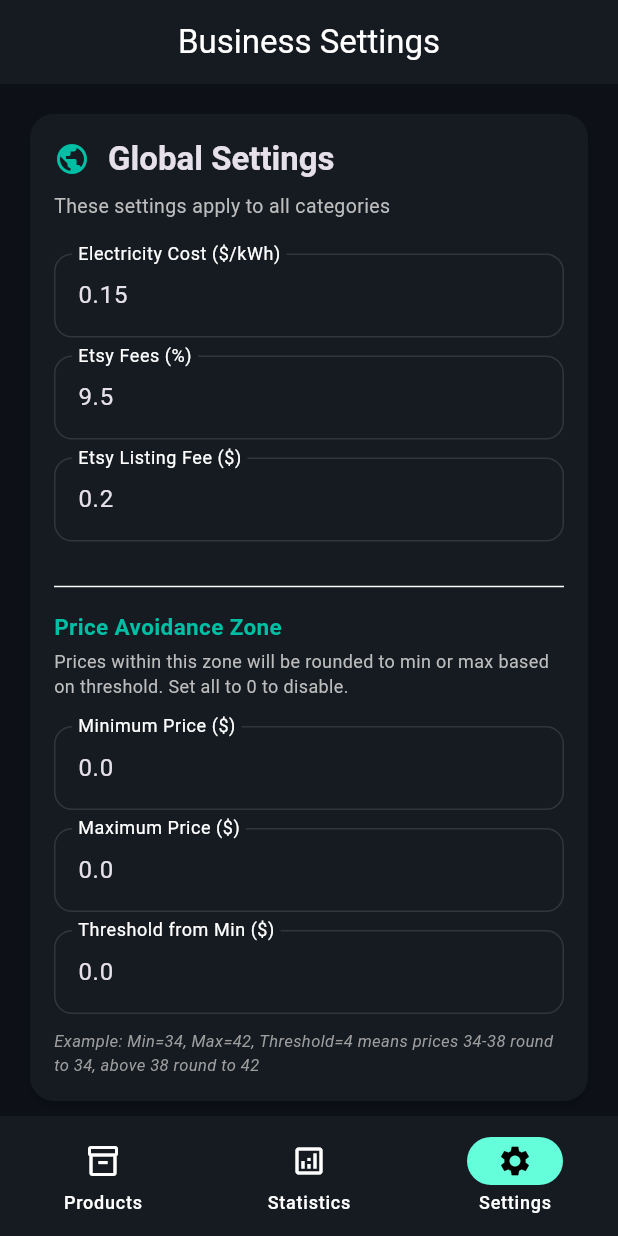
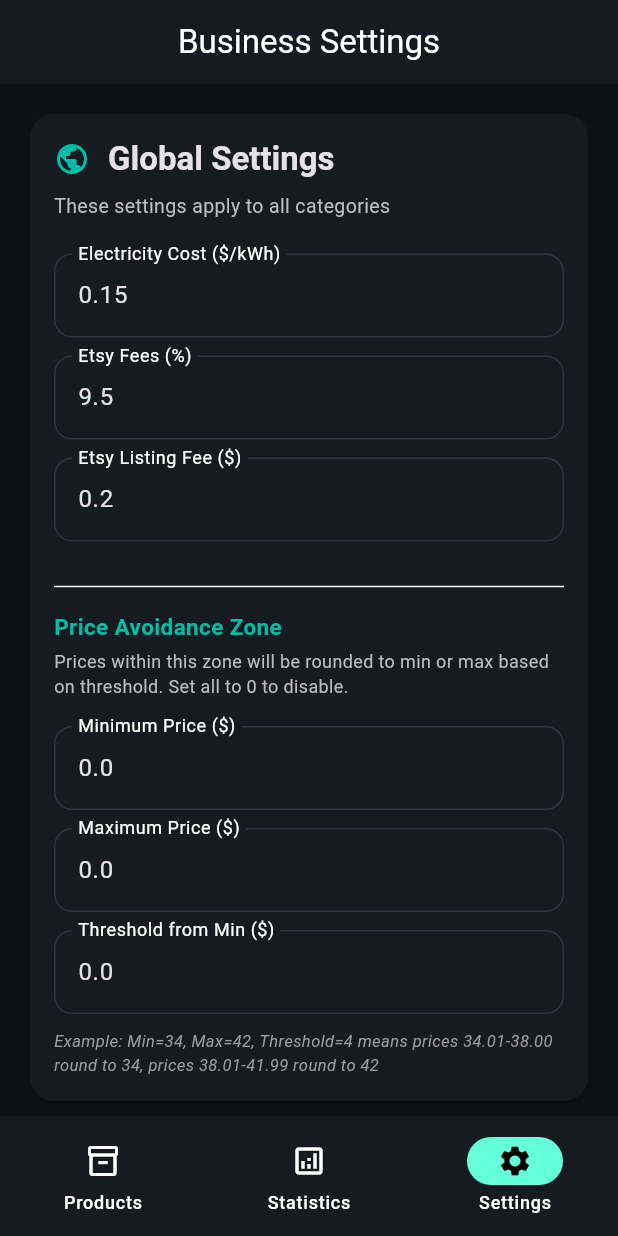
Before and after one commit to TheRealFalseReality/pricetool, a Flutter app: the screen it shows after launch, item 3 of the bottom bar chosen, on a phone screen of 412 x 824 dp. Run offline on Flutter 3.47's test engine with Material 3 defaults, Android fonts, the phone set to English and light mode, and no system bars; our stand-ins replace file_picker, flutter_bloc, hive_flutter; missing offline and left inert: file_saver; accounts and stored records are empty.

Commit message:
Fix threshold validation logic and clarify example in UI
Co-authored-by: TheRealFalseReality <106857076+TheRealFalseReality@users.noreply.github.com>

```diff
--- a/lib/main.dart
+++ b/lib/main.dart
@@ -2442,7 +2442,7 @@ class _SettingsPageState extends State<SettingsPage> {
                         _buildTextField('avoidanceZoneThreshold', 'Threshold from Min (\$)'),
                         const SizedBox(height: 4),
                         Text(
-                          'Example: Min=34, Max=42, Threshold=4 means prices 34-38 round to 34, above 38 round to 42',
+                          'Example: Min=34, Max=42, Threshold=4 means prices 34.01-38.00 round to 34, prices 38.01-41.99 round to 42',
                           style: TextStyle(fontSize: 11, color: Colors.grey[500], fontStyle: FontStyle.italic),
                         ),
                       ],
@@ -2939,7 +2939,7 @@ class _ProductDetailPageState extends State<ProductDetailPage> with TickerProvid
   }
 
   double _applyAvoidanceZone(double price, double minZone, double maxZone, double threshold) {
-    // If avoidance zone is disabled (all are 0 or invalid), return original price
+    // If avoidance zone min/max are not configured properly, return original price
     if (minZone <= 0 || maxZone <= 0 || minZone >= maxZone) {
       return price;
     }
@@ -2947,7 +2947,7 @@ class _ProductDetailPageState extends State<ProductDetailPage> with TickerProvid
     // If price is within the avoidance zone (strictly greater than min and strictly less than max)
     if (price > minZone && price < maxZone) {
       // If threshold is set and valid, use threshold-based rounding
-      if (threshold > 0 && threshold < (maxZone - minZone)) {
+      if (threshold > 0 && threshold <= (maxZone - minZone)) {
         // If price is within threshold distance from min, round down to min
         if (price <= minZone + threshold) {
           return minZone;
@@ -2956,7 +2956,7 @@ class _ProductDetailPageState extends State<ProductDetailPage> with TickerProvid
           return maxZone;
         }
       } else {
-        // Fallback to nearest extreme if threshold is not configured properly
+        // Fallback to nearest extreme if threshold is 0 or not configured properly
         final distanceToMin = price - minZone;
         final distanceToMax = maxZone - price;
 
```
